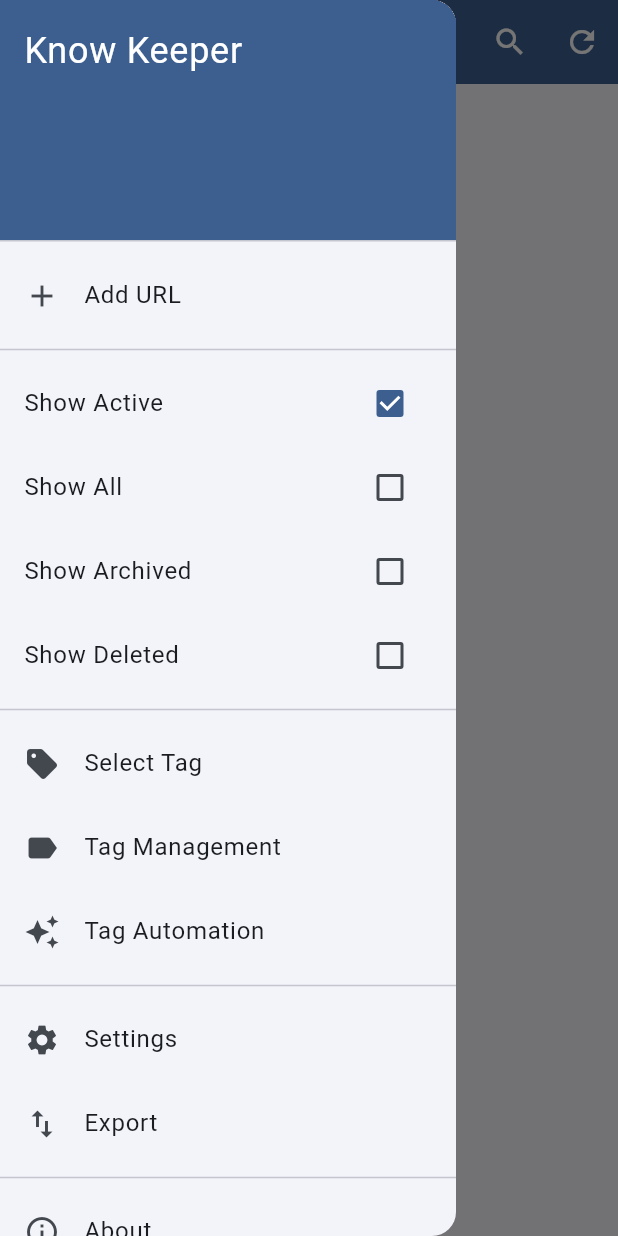
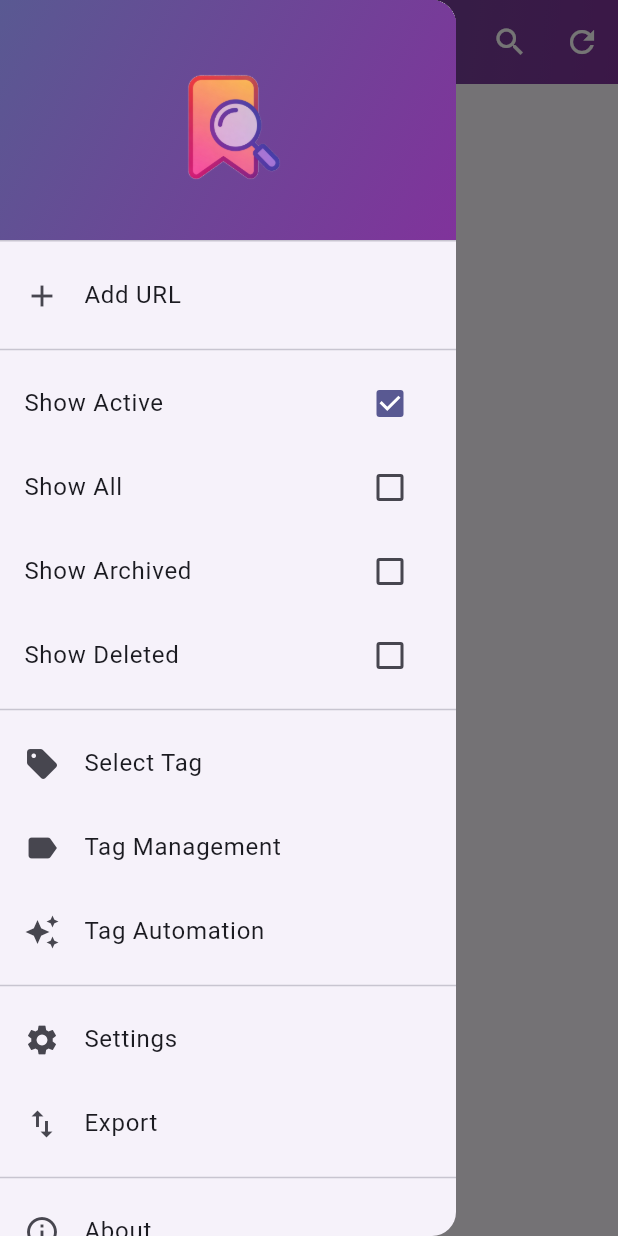
Before and after one commit to jersonal-com/KnowKeeper, a Flutter app: the screen it shows after launch, with the side drawer open, on a phone screen of 412 x 824 dp. Run offline on Flutter 3.47's test engine with Material 3 defaults, Android fonts, the phone set to English and light mode, and no system bars; our stand-ins replace flutter_colorpicker, flutter_riverpod, flutter_slidable, package_info_plus, sembast, share_plus and 1 more; missing offline and left inert: enough_mail, rss_dart; project files that could hold a hidden picture were left out.

Commit message:
New app icon and theme

```diff
--- a/lib/screens/advanced_settings_page.dart
+++ b/lib/screens/advanced_settings_page.dart
@@ -1,6 +1,7 @@
 import 'package:flutter/material.dart';
 import 'package:flutter_riverpod/flutter_riverpod.dart';
 import '../data_fetcher/garbage_processor.dart';
+import '../theme/my_app_bar.dart';
 
 class AdvancedSettingsPage extends ConsumerWidget {
   const AdvancedSettingsPage({super.key});
@@ -8,8 +9,8 @@
   @override
   Widget build(BuildContext context, WidgetRef ref) {
     return Scaffold(
-      appBar: AppBar(
-        title: const Text('Advanced Settings'),
+      appBar: const MyAppBar(
+        title: Text('Advanced Settings'),
       ),
       body: Center(
         child: ElevatedButton(
--- a/lib/screens/config_page.dart
+++ b/lib/screens/config_page.dart
@@ -3,6 +3,7 @@
 import 'package:shared_preferences/shared_preferences.dart';
 
 import '../service/theme_provider.dart';
+import '../theme/my_app_bar.dart';
 import 'advanced_settings_page.dart';
 
 class ConfigPage extends ConsumerStatefulWidget {
@@ -104,8 +105,8 @@
 
 
     return Scaffold(
-      appBar: AppBar(
-        title: const Text('Configuration'),
+      appBar: const MyAppBar(
+        title: Text('Configuration'),
       ),
       body: SingleChildScrollView(
         child: Padding(
--- a/lib/screens/detail_page.dart
+++ b/lib/screens/detail_page.dart
@@ -10,6 +10,7 @@
 import '../service/database_providers.dart';
 import '../service/selection_provider.dart';
 import '../service/url_providers.dart';
+import '../theme/my_app_bar.dart';
 import '../widgets/tag_color_dot.dart';
 
 class DetailPage extends ConsumerStatefulWidget {
@@ -33,7 +34,7 @@
     final currentSelection = ref.watch(currentSelectionProvider);
 
     return Scaffold(
-      appBar: AppBar(
+      appBar: MyAppBar(
         title: const Text('Article Details'),
         actions: [
           IconButton(
--- a/lib/screens/export_page.dart
+++ b/lib/screens/export_page.dart
@@ -3,6 +3,7 @@
 import 'package:flutter_riverpod/flutter_riverpod.dart';
 import 'package:intl/intl.dart';
 import '../service/database_providers.dart';
+import '../theme/my_app_bar.dart';
 
 class ExportPage extends ConsumerWidget {
   const ExportPage({super.key});
@@ -10,7 +11,7 @@
   @override
   Widget build(BuildContext context, WidgetRef ref) {
     return Scaffold(
-      appBar: AppBar(
+      appBar: MyAppBar(
         title: const Text('Export Highlights'),
         actions: [
           FutureBuilder<String>(
--- a/lib/screens/main_page.dart
+++ b/lib/screens/main_page.dart
@@ -8,6 +8,8 @@
 import '../main.dart';
 import '../service/database_providers.dart';
 import '../service/url_providers.dart';
+import '../theme/app_theme.dart';
+import '../theme/my_app_bar.dart';
 import 'detail_page.dart';
 import 'config_page.dart';
 import 'export_page.dart'; // Add this import
@@ -71,7 +73,7 @@
         0.2;
 
     return Scaffold(
-      appBar: AppBar(
+      appBar: MyAppBar(
         title: _isSearching
             ? TextField(
           controller: _searchController,
@@ -243,10 +245,20 @@
         children: [
           DrawerHeader(
             decoration: BoxDecoration(
-              color: Theme.of(context).colorScheme.primary,
+              gradient: LinearGradient(
+                begin: Alignment.topLeft,
+                end: Alignment.bottomRight,
+                colors: [
+                  Theme.of(context).colorScheme.primary,
+                  secondGradientColor,
+                ],
+              ),
             ),
-            child: const Text('Know Keeper',
-                style: TextStyle(color: Colors.white, fontSize: 24)),
+            child: Center(
+              child: Image.asset(
+                'assets/icon/icon.png',
+              )
+            ),
           ),
           ListTile(
             leading: const Icon(Icons.add),
--- a/lib/screens/tag_automation_page.dart
+++ b/lib/screens/tag_automation_page.dart
@@ -2,6 +2,7 @@
 import 'package:flutter_riverpod/flutter_riverpod.dart';
 import 'package:shared_preferences/shared_preferences.dart';
 import '../service/url_providers.dart';
+import '../theme/my_app_bar.dart';
 
 class TagAutomationPage extends ConsumerStatefulWidget {
   const TagAutomationPage({super.key});
@@ -46,8 +47,8 @@
     final tagsAsyncValue = ref.watch(allTagsProvider);
 
     return Scaffold(
-      appBar: AppBar(
-        title: const Text('Tag Automation'),
+      appBar: const MyAppBar(
+        title: Text('Tag Automation'),
       ),
       body: tagsAsyncValue.when(
         data: (tags) => ListView(
--- a/lib/screens/tag_management_page.dart
+++ b/lib/screens/tag_management_page.dart
@@ -4,6 +4,7 @@
 import '../main.dart';
 import '../service/database_providers.dart';
 import '../service/url_providers.dart';
+import '../theme/my_app_bar.dart';
 import '../widgets/tag_text.dart';
 
 class TagManagementPage extends ConsumerStatefulWidget {
@@ -19,8 +20,8 @@
     final tagsAsyncValue = ref.watch(allTagsProvider);
 
     return Scaffold(
-      appBar: AppBar(
-        title: const Text('Manage Tags'),
+      appBar: const MyAppBar(
+        title: Text('Manage Tags'),
       ),
       body: tagsAsyncValue.when(
         data: (tags) => ListView.builder(
--- a/lib/theme/app_theme.dart
+++ b/lib/theme/app_theme.dart
@@ -1,7 +1,9 @@
 import 'package:flutter/material.dart';
 
+const Color secondGradientColor = Color(0xFF80339B);
+
 class AppTheme {
-  static const Color _primaryColor = Color(0xFF04396D);
+  static const Color _primaryColor = Color(0xFF120770);
 
   static final ColorScheme _lightColorScheme = ColorScheme.fromSeed(
     seedColor: _primaryColor,
--- /dev/null
+++ b/lib/theme/my_app_bar.dart
@@ -0,0 +1,54 @@
+import 'package:flutter/material.dart';
+import 'package:know_keeper/theme/app_theme.dart';
+
+class MyAppBar extends StatelessWidget implements PreferredSizeWidget {
+  final Widget title;
+  final List<Widget>? actions;
+  final bool showBackButton;
+  final Widget? drawer;
+
+  const MyAppBar({
+    super.key,
+    required this.title,
+    this.actions,
+    this.showBackButton = true,
+    this.drawer,
+  });
+
+  @override
+  Widget build(BuildContext context) {
+    return AppBar(
+      title: title,
+      flexibleSpace: Container(
+        decoration: BoxDecoration(
+          gradient: LinearGradient(
+            begin: Alignment.topLeft,
+            end: Alignment.bottomRight,
+            colors: [
+              Theme.of(context).colorScheme.primary,
+              secondGradientColor,
+            ],
+          ),
+        ),
+      ),
+      actions: actions,
+      leading: _buildLeading(context),
+      automaticallyImplyLeading: showBackButton,
+    );
+  }
+
+  Widget? _buildLeading(BuildContext context) {
+    if (drawer != null) {
+      return IconButton(
+        icon: const Icon(Icons.menu),
+        onPressed: () => Scaffold.of(context).openDrawer(),
+      );
+    } else if (!showBackButton) {
+      return Container();
+    }
+    return null; // This will show the default back button when showBackButton is true
+  }
+
+  @override
+  Size get preferredSize => const Size.fromHeight(kToolbarHeight);
+}
--- a/pubspec.yaml
+++ b/pubspec.yaml
@@ -1,7 +1,7 @@
 name: know_keeper
 description: "An open source knowledge and read it late app."
 publish_to: 'none' # Remove this line if you wish to publish to pub.dev
-version: 0.5.7+18
+version: 0.5.7+20
 license: GPL-3.0-or-later
 
 environment:
```
Also changed, not shown: assets/icon/icon.png, assets/play_store_graphic.svg, 46 other files.
